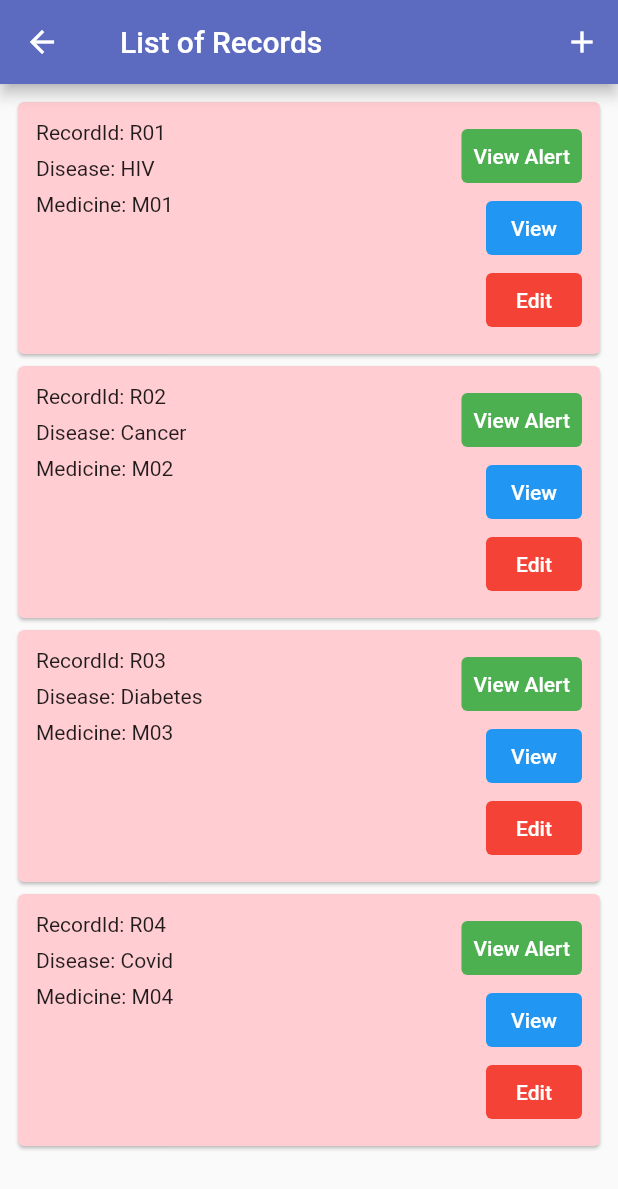
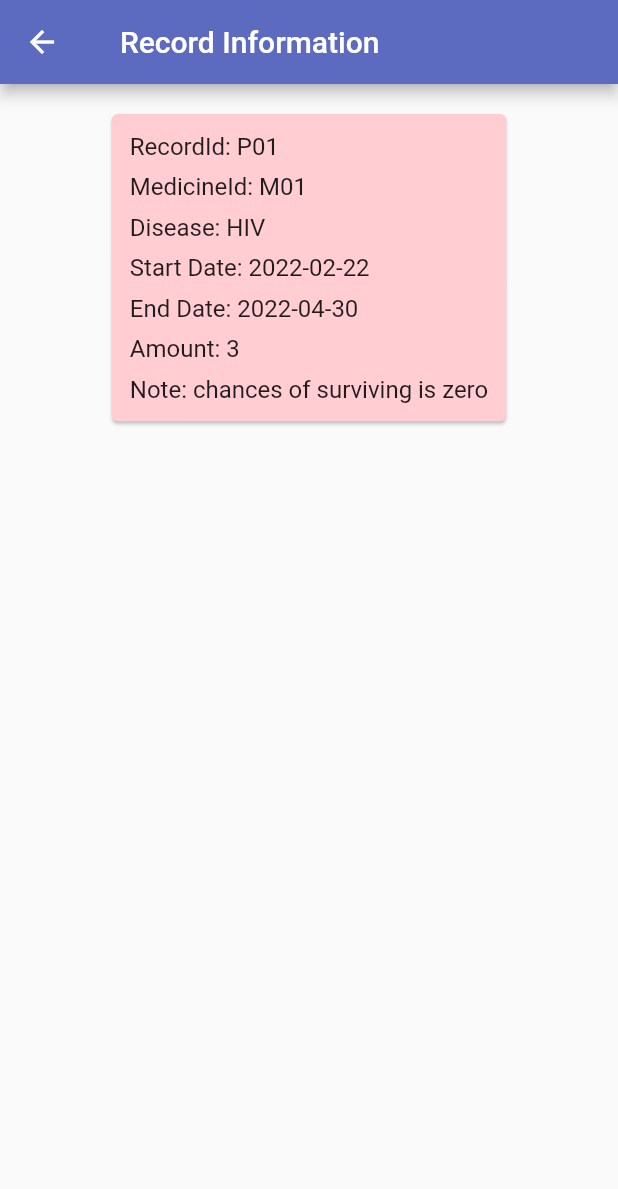
Before and after one commit to Panichito/Overdose-Software, a Flutter app: the RecordPage screen opened directly, after a tap on "View", on a phone screen of 412 x 824 dp. Shown: the top 1189 px of the screen. Run offline on Flutter 3.47's test engine with Material 2 defaults, Android fonts, the phone set to English and light mode, and no system bars; our stand-ins replace email_validator, searchfield, shared_preferences; accounts and stored records are empty.

Commit message:
Add recordDetails.dart and implement in viewRecord.dart

```diff
--- /dev/null
+++ b/app/lib/pages/recordDetails.dart
@@ -0,0 +1,103 @@
+import 'package:flutter/material.dart';
+
+class RecordDetailsPage extends StatefulWidget {
+  const RecordDetailsPage({Key? key}) : super(key: key);
+
+  @override
+  State<RecordDetailsPage> createState() => _RecordDetailsPageState();
+}
+
+class RecordInformation {
+  String recordId;
+  String medicineId;
+  String disease;
+  String startDate;
+  String endDate;
+  int amount;
+  String note;
+
+  RecordInformation(this.recordId, this.medicineId, this.disease, this.startDate, this.endDate, this.amount, this.note );
+}
+
+class _RecordDetailsPageState extends State<RecordDetailsPage> {
+   RecordInformation record = RecordInformation('P01', 'M01', 'HIV', '2022-02-22', '2022-04-30', 3, 'chances of surviving is zero');
+
+
+  @override
+  Widget build(BuildContext context) {
+    return Scaffold(
+      appBar: AppBar(
+        titleSpacing: 24,
+        title: const Text('Record Information'),
+        backgroundColor: Colors.indigo[400],
+      ),
+      body: SingleChildScrollView(
+        child: Center(
+          child: Padding(
+              padding: const EdgeInsets.all(16.0),
+              child: Card(
+                color: Colors.red[100],
+                child: Padding(
+                  padding: const EdgeInsets.all(12.0),
+                  child: Column(
+                    crossAxisAlignment: CrossAxisAlignment.start,
+                    children: [
+                      Text(
+                        'RecordId: ${record.recordId}',
+                        style: const TextStyle(
+                          fontSize: 16
+                        ),
+                      ),
+                      const SizedBox(height: 8,),
+                      // should show medicine name instead of id
+                      Text(
+                        'MedicineId: ${record.medicineId}',
+                        style: const TextStyle(
+                          fontSize: 16
+                        ),
+                      ),
+                      const SizedBox(height: 8,),
+                      Text(
+                        'Disease: ${record.disease}',
+                        style: const TextStyle(
+                          fontSize: 16
+                        ),
+                      ),
+                      const SizedBox(height: 8,),
+                      Text(
+                        'Start Date: ${record.startDate}',
+                        style: const TextStyle(
+                          fontSize: 16
+                        ),
+                      ),
+                      const SizedBox(height: 8,),
+                      Text(
+                        'End Date: ${record.endDate}',
+                        style: const TextStyle(
+                          fontSize: 16
+                        ),
+                      ),
+                      const SizedBox(height: 8,),
+                      Text(
+                        'Amount: ${record.amount.toString()}',
+                        style: const TextStyle(
+                          fontSize: 16
+                        ),
+                      ),
+                      const SizedBox(height: 8,),
+                      Text(
+                        'Note: ${record.note}',
+                        style: const TextStyle(
+                          fontSize: 16
+                        ),
+                      ),
+                    ],
+                  ),
+                ),
+              ),
+            ),
+        ),
+      ),
+    );
+  }
+}
--- a/app/lib/pages/viewRecord.dart
+++ b/app/lib/pages/viewRecord.dart
@@ -1,6 +1,7 @@
 import 'package:flutter/material.dart';
 import 'package:app/pages/searchPatient.dart';
 import 'package:app/pages/addRecord.dart';
+import 'package:app/pages/recordDetails.dart';
 
 class RecordPage extends StatefulWidget {
   // final Patient patient;
@@ -18,6 +19,14 @@ class BriefRecord {
 
   BriefRecord(this.recordId, this.patientId, this.medicineId, this.disease);
 }
+
+class _RecordPageState extends State<RecordPage> {
+  List<BriefRecord> allRecord = [
+    BriefRecord('R01','P01', 'M01', 'HIV'),
+    BriefRecord('R02', 'P01', 'M02', 'Cancer'),
+    BriefRecord('R03', 'P01', 'M03', 'Diabetes'),
+    BriefRecord('R04', 'P01', 'M04', 'Covid'),
+  ];
 
   Widget recordCard(BriefRecord record) {
     return Card(
@@ -57,7 +66,12 @@ Widget recordCard(BriefRecord record) {
                     foregroundColor: Colors.white,
                     backgroundColor: Colors.blue,
                   ),
-                onPressed: () => {},
+                  onPressed: () {
+                    Navigator.push(
+                        context,
+                        MaterialPageRoute(builder: (context) => RecordDetailsPage())
+                    );
+                  },
                 ),
                 TextButton(
                   child: const Text('Edit'),
@@ -74,20 +88,6 @@ Widget recordCard(BriefRecord record) {
       ),
     );
   }
-
-class _RecordPageState extends State<RecordPage> {
-  // List<BriefRecord> allRecord = [
-  //   BriefRecord('P01', 'M01', 'HIV', '2022-02-22', '2022-04-30', 3, 'chances of surviving is zero'),
-  //   BriefRecord('P01', 'M02', 'Cancer', '2022-02-22', '2022-03-30', 1, 'chances of surviving is zero'),
-  //   BriefRecord('P01', 'M03', 'Diabetes', '2022-02-22', '2022-03-30', 4, 'chances of surviving is zero'),
-  //   BriefRecord('P01', 'M04', 'Covid', '2022-02-22', '2022-03-30', 5, 'chances of surviving is zero'),
-  // ];
-  List<BriefRecord> allRecord = [
-    BriefRecord('R01','P01', 'M01', 'HIV'),
-    BriefRecord('R02', 'P01', 'M02', 'Cancer'),
-    BriefRecord('R03', 'P01', 'M03', 'Diabetes'),
-    BriefRecord('R04', 'P01', 'M04', 'Covid'),
-  ];
 
   @override
   Widget build(BuildContext context) {
```
Lines whose indentation alone changed are shown as unchanged.
